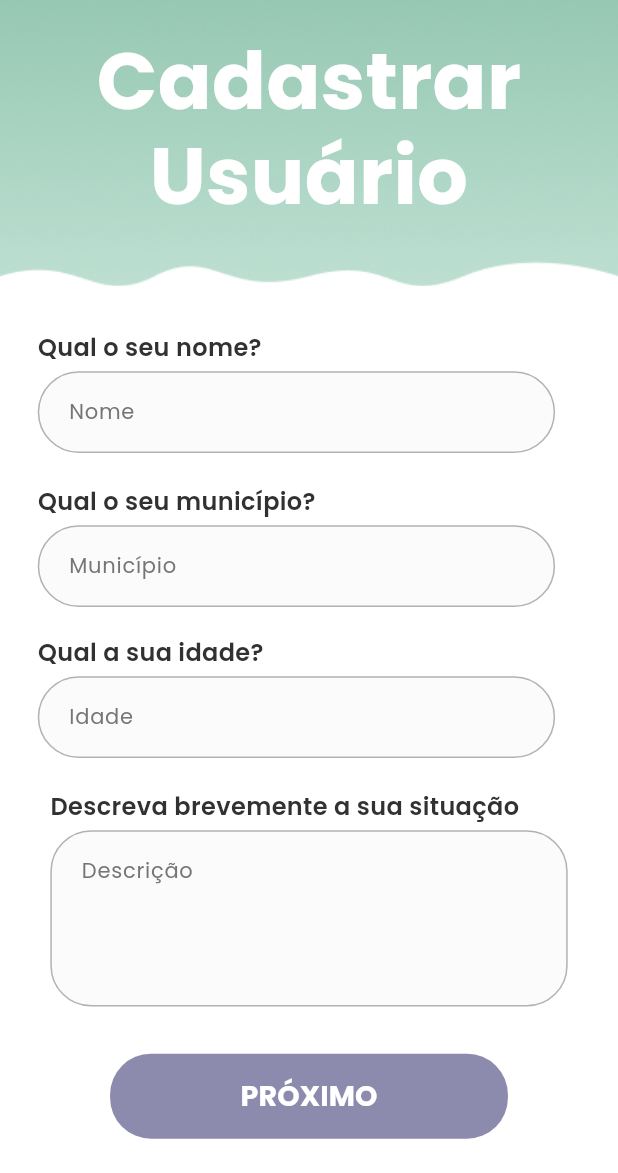
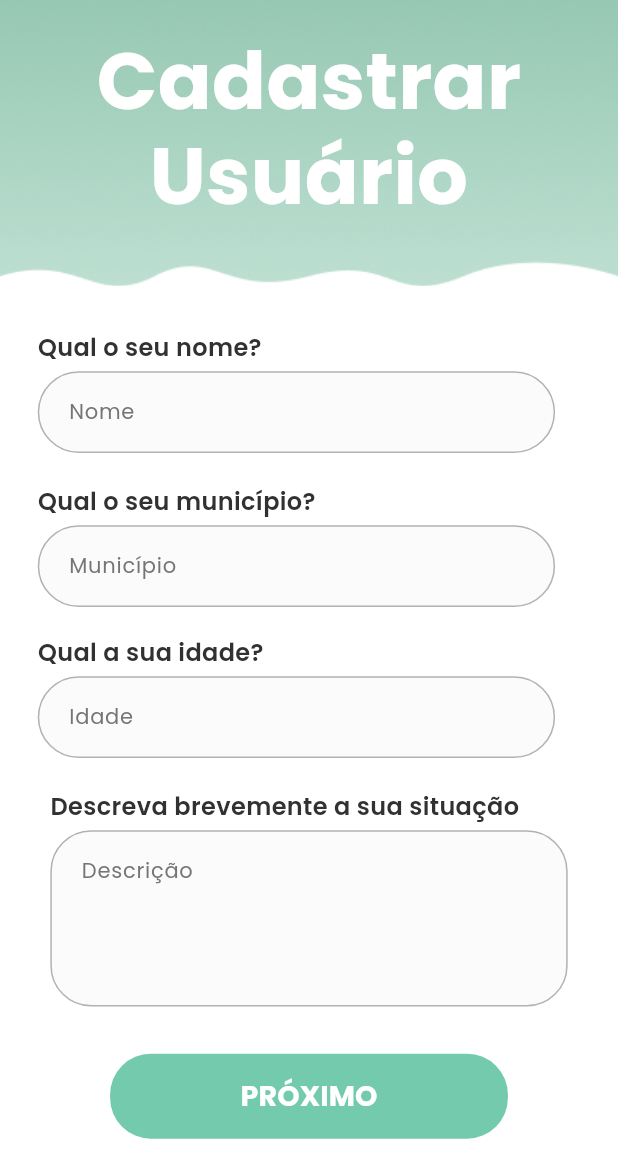
Before and after one commit to RafaelMotaAlvess/maranata-project-mobile, a Flutter app: the UsersRegisterScreen screen opened by its route, on a phone screen of 412 x 824 dp, the part 63-1236 px from its top. Run offline on Flutter 3.47's test engine with Material 3 defaults, Android fonts, the light colour scheme and no system bars; our stand-ins replace cached_network_image, connectivity_plus, flutter_secure_storage, flutter_svg, jwt_decoder, sizer; accounts and stored records are empty.

Commit message:
feat: add colors to buttons

```diff
--- a/lib/presentation/users_list_screen/widgets/userlist_item_widget.dart
+++ b/lib/presentation/users_list_screen/widgets/userlist_item_widget.dart
@@ -39,7 +39,9 @@ class UserListItemWidget extends StatelessWidget {
               children: [
                 Text(
                   patient.name,
-                  style: theme.textTheme.bodyLarge,
+                  style: theme.textTheme.bodyLarge?.copyWith(
+                    color: Colors.black,
+                  ),
                 ),
                 SizedBox(height: 4),
                 Text(
--- a/lib/presentation/users_register_screen/users_register_screen.dart
+++ b/lib/presentation/users_register_screen/users_register_screen.dart
@@ -290,6 +290,10 @@ class _UsersRegisterScreenState extends State<UsersRegisterScreen> {
       text: "PRÓXIMO",
       margin: EdgeInsets.symmetric(horizontal: 46.h),
       onPressed: _goToNextScreen,
+      buttonStyle: ElevatedButton.styleFrom(
+        backgroundColor: const Color(0xFF73CAAD), // Cor verde do botão
+        // foregroundColor: Colors.white, // Caso queira o texto em branco
+      ),
     );
   }
 }
--- a/lib/presentation/users_register_two_screen/users_register_two_screen.dart
+++ b/lib/presentation/users_register_two_screen/users_register_two_screen.dart
@@ -403,6 +403,9 @@ class _UsersRegisterTwoScreenState extends State<UsersRegisterTwoScreen> {
       text: "PRÓXIMO",
       margin: EdgeInsets.symmetric(horizontal: 46.h),
       onPressed: _submitRegistration,
+      buttonStyle: ElevatedButton.styleFrom(
+        backgroundColor: const Color(0xFF73CAAD),
+      ),
     );
   }
 }
```
